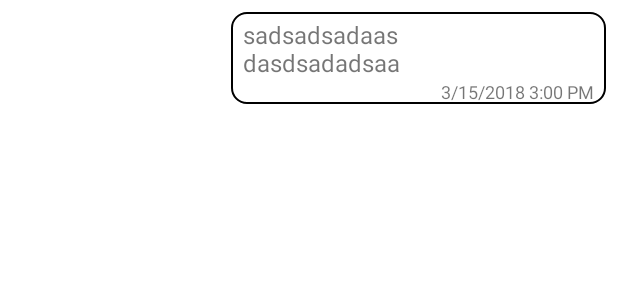
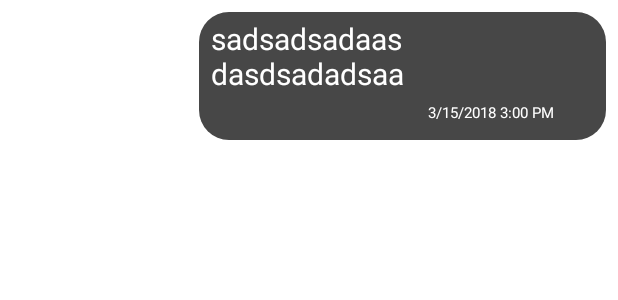
Before and after one commit to ruisoares01/AM2122, an Android app: the layout item_text_message.xml on its own in the app's theme, with its tools: preview values and no code run, on a phone screen of 412 x 824 dp. Shown: the top 300 px of the screen. Run offline under Robolectric (Android 15) with nearby library versions, the light colour scheme and no system bars.

Commit message:
update chat

```diff
--- a/ProjetoAM2/app/src/main/java/com/example/projetoam2/item/TextMessageItem.kt
+++ b/ProjetoAM2/app/src/main/java/com/example/projetoam2/item/TextMessageItem.kt
@@ -3,6 +3,7 @@ package com.example.projetoam2.item
 import android.content.Context
 import android.view.Gravity
 import android.widget.FrameLayout
+import android.widget.TextView
 import com.example.projetoam2.Model.TextMessage
 import com.example.projetoam2.R
 import com.google.firebase.auth.FirebaseAuth
@@ -16,7 +17,6 @@ import org.w3c.dom.Text
 
 class TextMessageItem(val message: TextMessage,
                       val context: Context)
-
     : Item() {
 
         override fun bind(viewHolder: ViewHolder, position: Int){
--- a/ProjetoAM2/app/src/main/res/drawable/rect_round_primary_color.xml
+++ b/ProjetoAM2/app/src/main/res/drawable/rect_round_primary_color.xml
@@ -1,12 +1,10 @@
 <?xml version="1.0" encoding="utf-8"?>
 <shape xmlns:android="http://schemas.android.com/apk/res/android">
-    <solid android:color="#FFFFFF" />
+
+    <solid android:color="#474747" />
     <corners
-        android:topLeftRadius="10dp"
-        android:topRightRadius="10dp"
-        android:bottomLeftRadius="10dp"
-        android:bottomRightRadius="10dp"
-        />
-    <stroke android:color="@color/black"
-        android:width="1dp"/>
+        android:topLeftRadius="20dp"
+        android:topRightRadius="20dp"
+        android:bottomLeftRadius="20dp"
+        android:bottomRightRadius="20dp"/>
 </shape>
--- a/ProjetoAM2/app/src/main/res/layout/activity_chat.xml
+++ b/ProjetoAM2/app/src/main/res/layout/activity_chat.xml
@@ -46,7 +46,7 @@
             android:layout_marginEnd="8dp"
             android:layout_marginBottom="8dp"
             android:layout_toEndOf="@+id/send_image"
-            android:background="@drawable/rounded_corners"
+            android:background="@drawable/rounded_corners_msg"
             android:elevation="2dp"
             android:hint="Enviar Mensagem"
             android:padding="9dp" />
--- a/ProjetoAM2/app/src/main/res/layout/item_text_message.xml
+++ b/ProjetoAM2/app/src/main/res/layout/item_text_message.xml
@@ -8,24 +8,28 @@
     android:layout_marginBottom="8dp"
     android:layout_marginEnd="8dp"
     android:layout_marginStart="8dp">
+
     <RelativeLayout
         android:id="@+id/message_root"
-        android:layout_width="wrap_content"
-        android:layout_height="wrap_content"
+        android:layout_width="271dp"
+        android:layout_height="85dp"
         android:layout_gravity="end"
         android:background="@drawable/rect_round_primary_color">
+
         <TextView
             android:id="@+id/textview_message_text"
             android:layout_width="wrap_content"
+            android:layout_height="wrap_content"
             android:maxWidth="250dp"
             android:minWidth="120dp"
-            android:layout_height="wrap_content"
             android:paddingStart="8dp"
+            android:paddingTop="4dp"
             android:paddingEnd="8dp"
-            android:paddingTop="4dp"
-            android:textSize="16dp"
             android:text="sadsadsadaas
-                          dasdsadadsaa"/>
+                          dasdsadadsaa"
+            android:textColor="@color/white"
+            android:textSize="20dp" />
+
         <TextView
             android:id="@+id/textView_message_time"
             android:layout_width="wrap_content"
@@ -33,7 +37,9 @@
             android:layout_below="@id/textview_message_text"
             android:layout_alignEnd="@id/textview_message_text"
             android:layout_marginEnd="8dp"
-            android:textSize="12sp"
-            tools:text="3/15/2018 3:00 PM"/>
+            android:padding="5dp"
+            android:textColor="@color/white"
+            android:textSize="10sp"
+            tools:text="3/15/2018 3:00 PM" />
     </RelativeLayout>
 </FrameLayout>
```
Also changed, not shown: ProjetoAM2/app/src/main/java/com/example/projetoam2/ChatActivity.kt (+2 -5 lines), ProjetoAM2/app/src/main/res/drawable/rounded_corners.xml (+5 -7 lines), ProjetoAM2/app/src/main/res/drawable/rounded_corners_msg.xml (added, +10 -0 lines), 63 other files.
